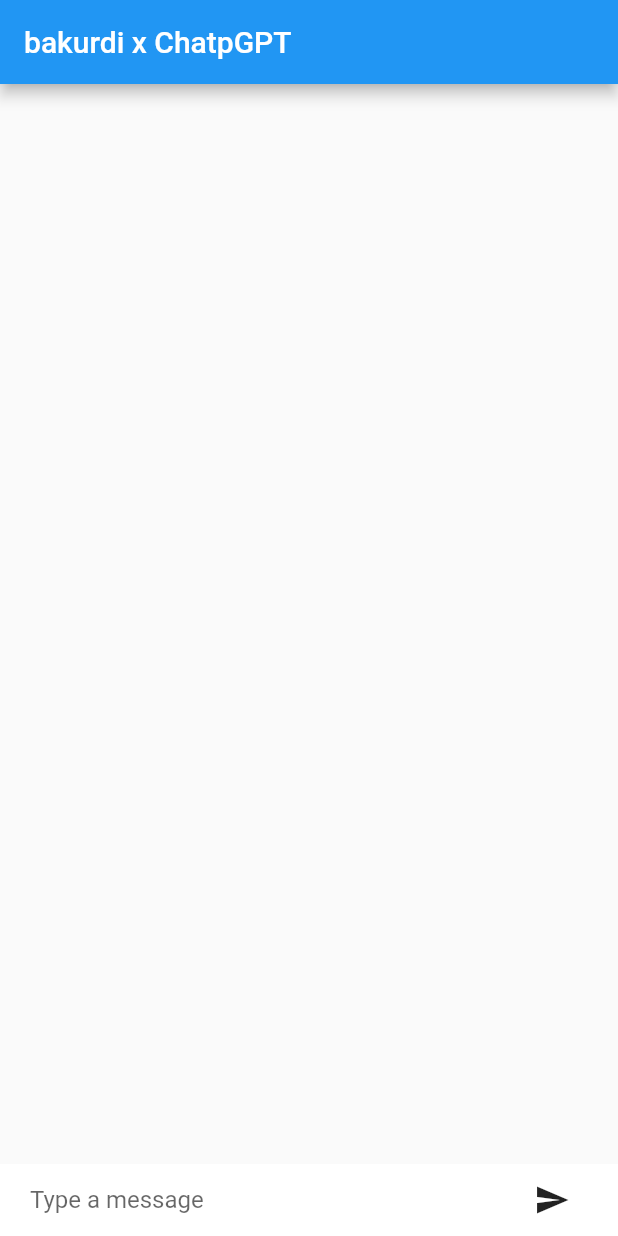
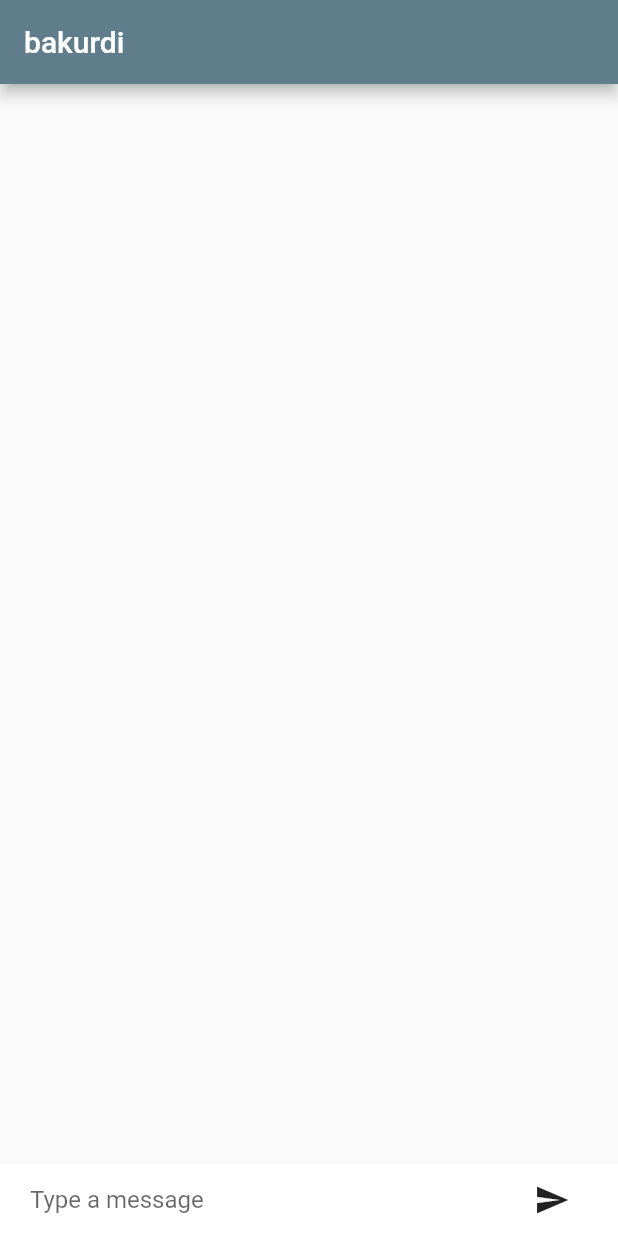
Before and after one commit to pyrolass/bakurdi, a Flutter app: the screen it shows after launch, on a phone screen of 412 x 824 dp. Run offline on Flutter 3.47's test engine with Material 2 defaults, Android fonts, the phone set to English and light mode, and no system bars; our stand-ins replace dio, flutter_dotenv.

Commit message:
ui changed

```diff
--- a/lib/main.dart
+++ b/lib/main.dart
@@ -25,7 +25,7 @@ class MyApp extends StatelessWidget {
         title: 'Flutter Demo',
         debugShowCheckedModeBanner: false,
         theme: ThemeData(
-          primarySwatch: Colors.blue,
+          primarySwatch: Colors.blueGrey,
         ),
         home: const HomeScreen(),
       ),
--- a/lib/screens/home_screen/home_screen.dart
+++ b/lib/screens/home_screen/home_screen.dart
@@ -11,7 +11,7 @@ class HomeScreen extends StatelessWidget {
   Widget build(BuildContext context) {
     return Scaffold(
       appBar: AppBar(
-        title: const Text('bakurdi x ChatpGPT'),
+        title: const Text('bakurdi'),
       ),
       body: GestureDetector(
         onTap: () {
```
